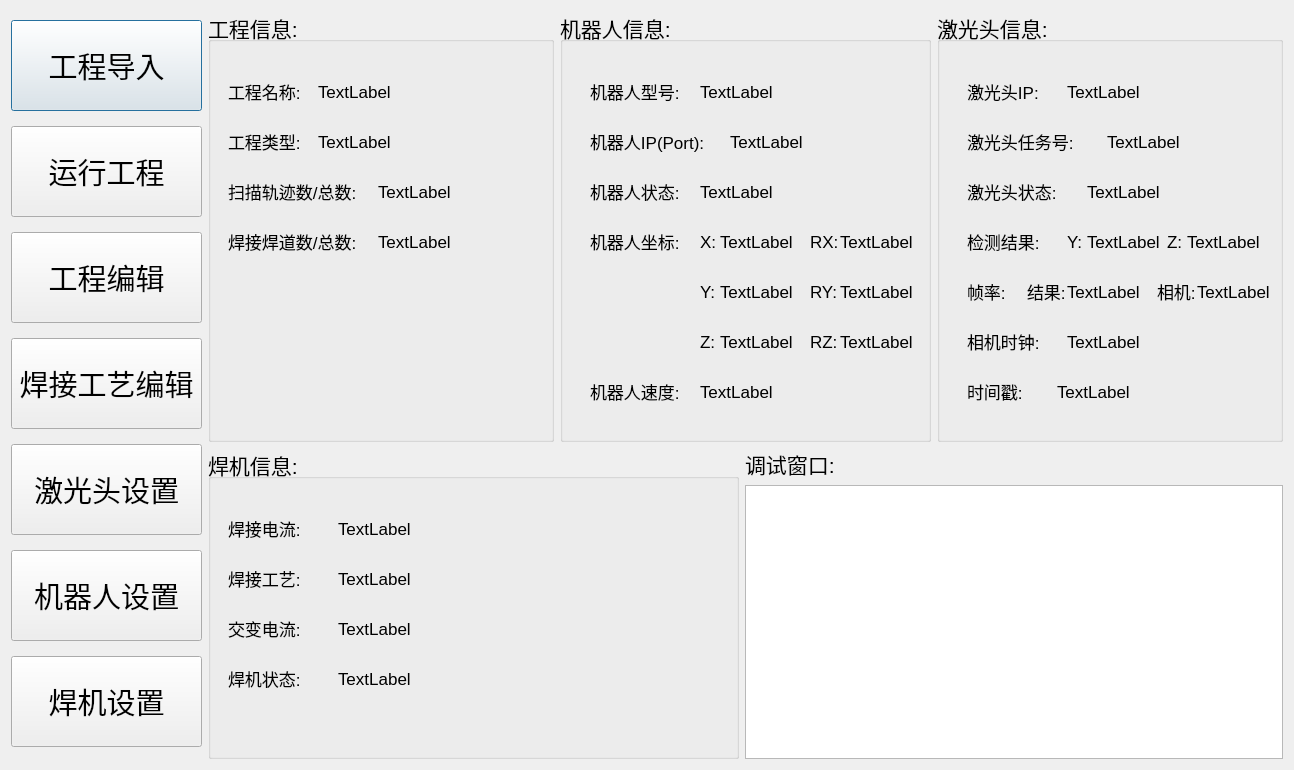
Before: the Qt Designer form qtweldingdlg.ui in qubo188612/qtwelding, drawn with Qt 5.
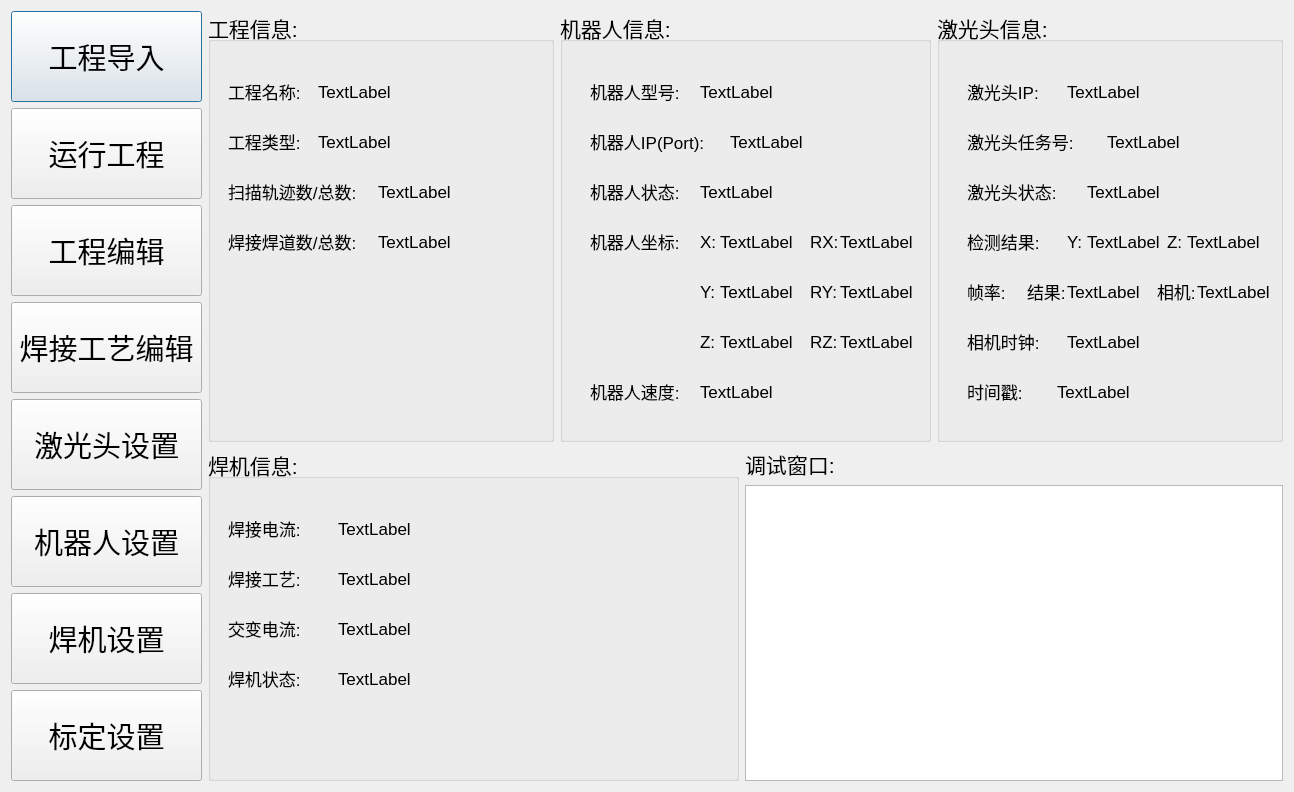
After: the same form once the commit is applied.

Patch:
```diff
--- a/qtweldingdlg.ui
+++ b/qtweldingdlg.ui
@@ -7,7 +7,7 @@
     <x>0</x>
     <y>0</y>
     <width>1294</width>
-    <height>770</height>
+    <height>790</height>
    </rect>
   </property>
   <property name="windowTitle">
@@ -1357,6 +1357,30 @@
        </property>
       </widget>
      </item>
+     <item>
+      <widget class="QPushButton" name="demarcateBtn">
+       <property name="minimumSize">
+        <size>
+         <width>191</width>
+         <height>91</height>
+        </size>
+       </property>
+       <property name="maximumSize">
+        <size>
+         <width>191</width>
+         <height>91</height>
+        </size>
+       </property>
+       <property name="font">
+        <font>
+         <pointsize>22</pointsize>
+        </font>
+       </property>
+       <property name="text">
+        <string>标定设置</string>
+       </property>
+      </widget>
+     </item>
     </layout>
    </item>
   </layout>
```
